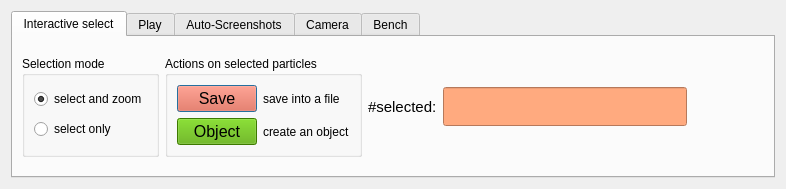
This is usr/jcl/glnemo2/src/formoptions.ui in teuben/nemo as Qt 5 draws it before an edit. The edited form follows.
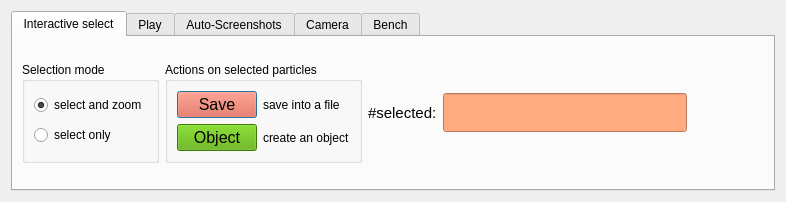
This is the edited form. The open tabs and pages were chosen to show the change. Icons and pictures are not drawn.

```diff
--- a/usr/jcl/glnemo2/src/formoptions.ui
+++ b/usr/jcl/glnemo2/src/formoptions.ui
@@ -10,7 +10,7 @@
     <x>0</x>
     <y>0</y>
     <width>786</width>
-    <height>187</height>
+    <height>202</height>
    </rect>
   </property>
   <property name="windowTitle">
@@ -1906,7 +1906,7 @@
        </item>
       </layout>
      </widget>
-     <widget class="QWidget" name="">
+     <widget class="QWidget" name="widget">
       <attribute name="title">
        <string>Auto-Screenshots</string>
       </attribute>
```
Left out of the diff: 2 changed lines with no effect on the pictures.
